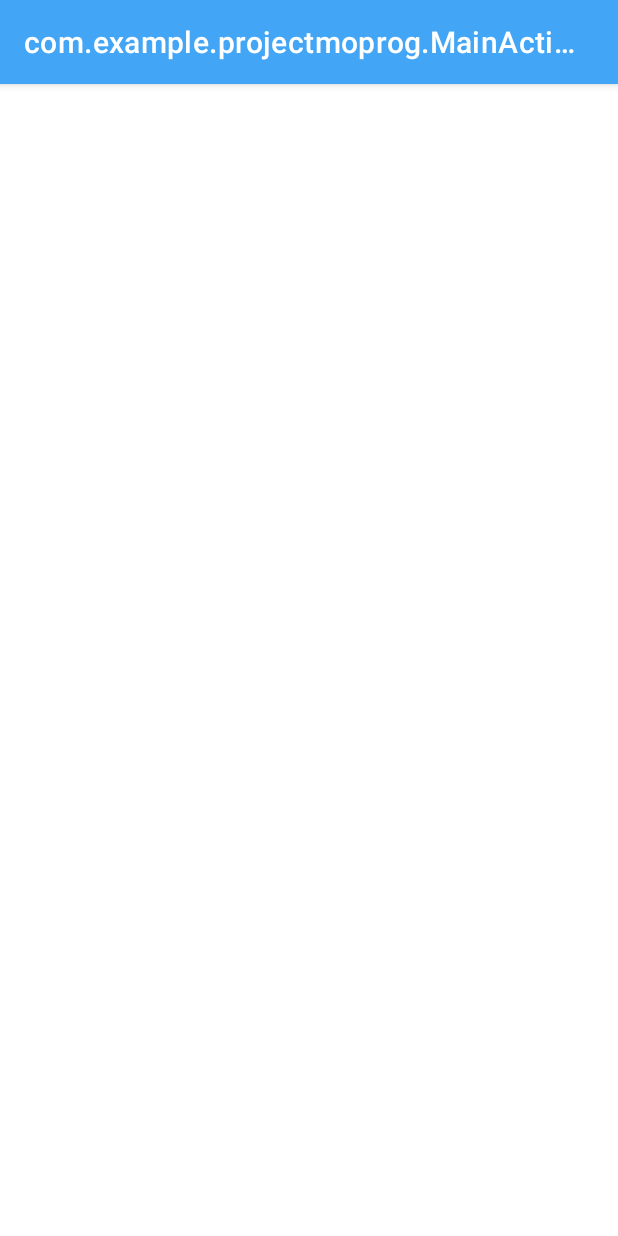
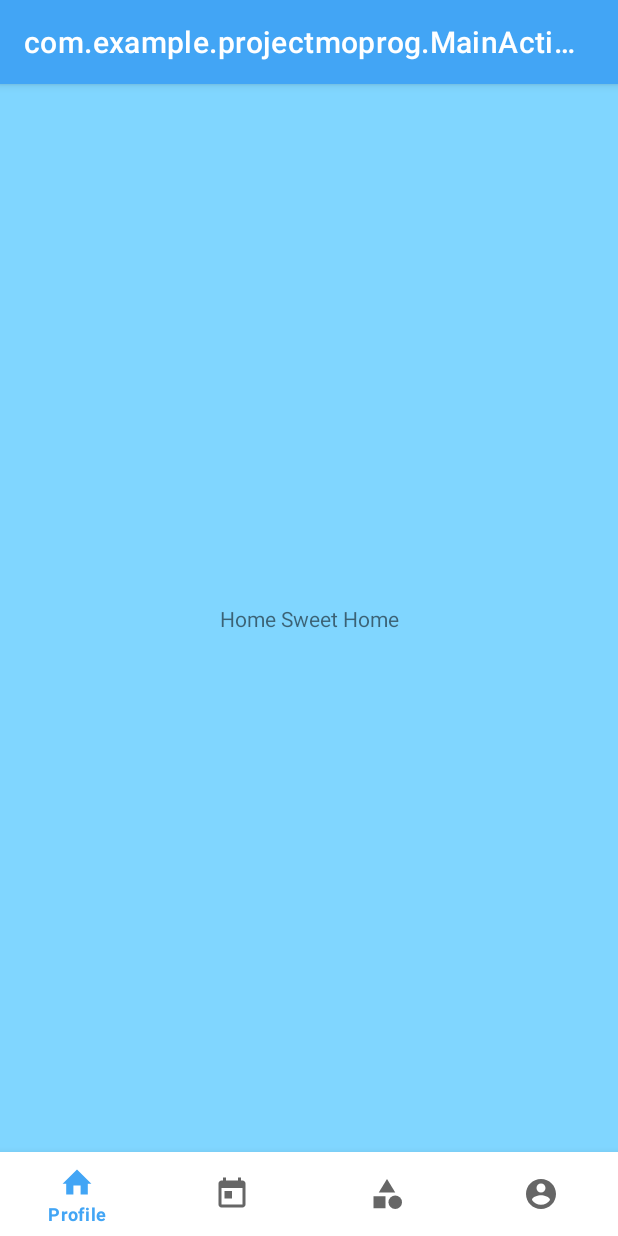
Before and after one commit to JohanesPeterV/team_planner, an Android app: the MainActivity screen opened directly, with no data from a screen before it, on a phone screen of 412 x 824 dp. Run offline under Robolectric (Android 15) with nearby library versions, the phone set to English and light mode, and no system bars.

Commit message:
added main viewpager

```diff
--- /dev/null
+++ b/app/src/main/java/com/example/projectmoprog/HomeFragment.java
@@ -0,0 +1,20 @@
+package com.example.projectmoprog;
+
+import android.os.Bundle;
+import android.view.LayoutInflater;
+import android.view.View;
+import android.view.ViewGroup;
+
+import androidx.annotation.NonNull;
+import androidx.annotation.Nullable;
+import androidx.fragment.app.Fragment;
+
+public class HomeFragment extends Fragment {
+    @Nullable
+    @Override
+    public View onCreateView(@NonNull LayoutInflater inflater, @Nullable ViewGroup container, @Nullable Bundle savedInstanceState) {
+        View rootView = inflater.inflate(R.layout.fragment_home,container,false);
+
+        return rootView;
+    }
+}
--- a/app/src/main/java/com/example/projectmoprog/MainActivity.java
+++ b/app/src/main/java/com/example/projectmoprog/MainActivity.java
@@ -1,18 +1,107 @@
 package com.example.projectmoprog;
 
+import androidx.annotation.NonNull;
 import androidx.appcompat.app.AppCompatActivity;
+import androidx.fragment.app.Fragment;
+import androidx.fragment.app.FragmentActivity;
+import androidx.viewpager.widget.PagerAdapter;
+import androidx.viewpager2.adapter.FragmentStateAdapter;
+import androidx.viewpager2.widget.ViewPager2;
 
 import android.os.Bundle;
+import android.view.View;
+
+import com.google.android.material.bottomnavigation.BottomNavigationView;
+
+import java.util.ArrayList;
 
 public class MainActivity extends AppCompatActivity {
 
     public static final String EXTRA_USERNAME = "extra_username";
     public static final String EXTRA_PASSWORD = "extra_password";
+    private BottomNavigationView bottomNavigationView;
+    private ViewPager2 viewPager;
+    private ArrayList<Integer> menuIdList = new ArrayList<Integer>() {
+        {
+            add(R.id.home_menu_item);
+            add(R.id.team_menu_item);
+            add(R.id.date_menu_item);
+            add(R.id.profile_menu_item);
+        }
+    };
 
     @Override
     protected void onCreate(Bundle savedInstanceState) {
         super.onCreate(savedInstanceState);
 
         setContentView(R.layout.activity_main);
+        setMenuListener();
+        setViewPager();
+    }
+
+    private void setMenuListener() {
+        bottomNavigationView = findViewById(R.id.navigation);
+        bottomNavigationView.setOnItemSelectedListener(item -> {
+            switch (item.getItemId()) {
+                case R.id.home_menu_item:
+                    viewPager.setCurrentItem(0);
+                    return true;
+                case R.id.team_menu_item:
+                    viewPager.setCurrentItem(1);
+                    return true;
+                case R.id.date_menu_item:
+                    viewPager.setCurrentItem(2);
+                    return true;
+                case R.id.profile_menu_item:
+                    viewPager.setCurrentItem(3);
+                    return true;
+
+
+            }
+            return false;
+        });
+    }
+
+    private void setViewPager() {
+        FragmentStateAdapter fragmentStateAdapter = new MainViewSlidePagerAdapter(this);
+        viewPager = findViewById(R.id.mainViewPager);
+        viewPager.setAdapter(fragmentStateAdapter);
+        ViewPager2.OnPageChangeCallback pageChangeCallback = new ViewPager2.OnPageChangeCallback() {
+            @Override
+            public void onPageSelected(int position) {
+                bottomNavigationView.setSelectedItemId(menuIdList.get(position));
+            }
+        };
+        viewPager.registerOnPageChangeCallback(pageChangeCallback);
+
+    }
+
+
+    private static class MainViewSlidePagerAdapter extends FragmentStateAdapter {
+        public MainViewSlidePagerAdapter(@NonNull FragmentActivity fragmentActivity) {
+            super(fragmentActivity);
+        }
+
+        @NonNull
+        @Override
+        public Fragment createFragment(int position) {
+            Fragment currentFragment = new HomeFragment();
+            switch (position) {
+                case 1:
+                    new HomeFragment();
+                case 2:
+                    new HomeFragment();
+                case 3:
+                    new HomeFragment();
+                case 4:
+                    new HomeFragment();
+            }
+            return currentFragment;
+        }
+
+        @Override
+        public int getItemCount() {
+            return 4;
+        }
     }
 }
--- /dev/null
+++ b/app/src/main/res/drawable-v24/baseline_account_circle_24.xml
@@ -0,0 +1,10 @@
+<vector xmlns:android="http://schemas.android.com/apk/res/android"
+    android:width="24dp"
+    android:height="24dp"
+    android:viewportWidth="24"
+    android:viewportHeight="24"
+    android:tint="?attr/colorControlNormal">
+  <path
+      android:fillColor="@android:color/white"
+      android:pathData="M12,2C6.48,2 2,6.48 2,12s4.48,10 10,10 10,-4.48 10,-10S17.52,2 12,2zM12,5c1.66,0 3,1.34 3,3s-1.34,3 -3,3 -3,-1.34 -3,-3 1.34,-3 3,-3zM12,19.2c-2.5,0 -4.71,-1.28 -6,-3.22 0.03,-1.99 4,-3.08 6,-3.08 1.99,0 5.97,1.09 6,3.08 -1.29,1.94 -3.5,3.22 -6,3.22z"/>
+</vector>
--- /dev/null
+++ b/app/src/main/res/drawable-v24/baseline_category_24.xml
@@ -0,0 +1,16 @@
+<vector xmlns:android="http://schemas.android.com/apk/res/android"
+    android:width="24dp"
+    android:height="24dp"
+    android:viewportWidth="24"
+    android:viewportHeight="24"
+    android:tint="?attr/colorControlNormal">
+  <path
+      android:fillColor="@android:color/white"
+      android:pathData="M12,2l-5.5,9h11z"/>
+  <path
+      android:fillColor="@android:color/white"
+      android:pathData="M17.5,17.5m-4.5,0a4.5,4.5 0,1 1,9 0a4.5,4.5 0,1 1,-9 0"/>
+  <path
+      android:fillColor="@android:color/white"
+      android:pathData="M3,13.5h8v8H3z"/>
+</vector>
--- /dev/null
+++ b/app/src/main/res/drawable-v24/baseline_home_20.xml
@@ -0,0 +1,10 @@
+<vector xmlns:android="http://schemas.android.com/apk/res/android"
+    android:width="20dp"
+    android:height="20dp"
+    android:viewportWidth="20"
+    android:viewportHeight="20"
+    android:tint="?attr/colorControlNormal">
+  <path
+      android:fillColor="@android:color/white"
+      android:pathData="M8,17v-5h4v5h4v-6h2l-8,-8 -8,8h2v6h4z"/>
+</vector>
--- /dev/null
+++ b/app/src/main/res/drawable-v24/baseline_today_24.xml
@@ -0,0 +1,10 @@
+<vector xmlns:android="http://schemas.android.com/apk/res/android"
+    android:width="24dp"
+    android:height="24dp"
+    android:viewportWidth="24"
+    android:viewportHeight="24"
+    android:tint="?attr/colorControlNormal">
+  <path
+      android:fillColor="@android:color/white"
+      android:pathData="M19,3h-1L18,1h-2v2L8,3L8,1L6,1v2L5,3c-1.11,0 -1.99,0.9 -1.99,2L3,19c0,1.1 0.89,2 2,2h14c1.1,0 2,-0.9 2,-2L21,5c0,-1.1 -0.9,-2 -2,-2zM19,19L5,19L5,8h14v11zM7,10h5v5L7,15z"/>
+</vector>
--- a/app/src/main/res/layout/activity_main.xml
+++ b/app/src/main/res/layout/activity_main.xml
@@ -4,6 +4,27 @@
     xmlns:tools="http://schemas.android.com/tools"
     android:layout_width="match_parent"
     android:layout_height="match_parent"
+    android:background="@color/primary_light"
     tools:context=".MainActivity">
 
+    <androidx.viewpager2.widget.ViewPager2
+        android:id="@+id/mainViewPager"
+        android:layout_width="0dp"
+        android:layout_height="0dp"
+        app:layout_constraintBottom_toTopOf="@+id/navigation"
+        app:layout_constraintEnd_toEndOf="parent"
+        app:layout_constraintHorizontal_bias="0.0"
+        app:layout_constraintStart_toStartOf="parent"
+        app:layout_constraintTop_toTopOf="parent" />
+
+    <com.google.android.material.bottomnavigation.BottomNavigationView
+        android:id="@+id/navigation"
+        android:layout_width="match_parent"
+        android:layout_height="56dp"
+        android:layout_gravity="start"
+        app:layout_constraintBottom_toBottomOf="parent"
+        app:layout_constraintEnd_toEndOf="parent"
+        app:layout_constraintStart_toStartOf="parent"
+        app:menu="@menu/menu_items" />
+
 </androidx.constraintlayout.widget.ConstraintLayout>
--- /dev/null
+++ b/app/src/main/res/layout/fragment_home.xml
@@ -0,0 +1,17 @@
+<?xml version="1.0" encoding="utf-8"?>
+<androidx.constraintlayout.widget.ConstraintLayout xmlns:android="http://schemas.android.com/apk/res/android"
+    xmlns:app="http://schemas.android.com/apk/res-auto"
+    xmlns:tools="http://schemas.android.com/tools"
+    android:layout_width="match_parent"
+    android:layout_height="match_parent">
+
+    <TextView
+        android:id="@+id/textView"
+        android:layout_width="wrap_content"
+        android:layout_height="wrap_content"
+        android:text="Home Sweet Home"
+        app:layout_constraintBottom_toBottomOf="parent"
+        app:layout_constraintEnd_toEndOf="parent"
+        app:layout_constraintStart_toStartOf="parent"
+        app:layout_constraintTop_toTopOf="parent" />
+</androidx.constraintlayout.widget.ConstraintLayout>
--- /dev/null
+++ b/app/src/main/res/menu/menu_items.xml
@@ -0,0 +1,27 @@
+<?xml version="1.0" encoding="utf-8"?>
+<menu
+    xmlns:android="http://schemas.android.com/apk/res/android"
+    xmlns:app="http://schemas.android.com/apk/res-auto"
+    >
+    <item
+        android:id="@+id/home_menu_item"
+        android:icon="@drawable/baseline_home_20"
+        android:title="@string/pager_menu_profile"
+        app:showAsAction="always"/>
+    <item
+        android:id="@+id/team_menu_item"
+        android:icon="@drawable/baseline_today_24"
+        android:title="@string/pager_menu_teams"
+        app:showAsAction="always"/>
+    <item
+        android:id="@+id/date_menu_item"
+        android:icon="@drawable/baseline_category_24"
+        android:title="@string/pager_menu_schedule"
+        app:showAsAction="always"/>
+    <item
+        android:id="@+id/profile_menu_item"
+        android:icon="@drawable/baseline_account_circle_24"
+        android:title="@string/pager_menu_profile"
+        app:showAsAction="always"/>
+
+</menu>
--- a/app/src/main/res/values/strings.xml
+++ b/app/src/main/res/values/strings.xml
@@ -20,4 +20,8 @@
     <string name="login_failed">"Login failed"</string>
     <string name="login_name_hint">Input Your Name Here</string>
     <string name="login_password_hint">Input Your Password</string>
+    <string name="pager_menu_home">Home</string>
+    <string name="pager_menu_teams">Teams</string>
+    <string name="pager_menu_schedule">Schedule</string>
+    <string name="pager_menu_profile">Profile</string>
 </resources>
```
Also changed, not shown: app/src/main/java/com/example/projectmoprog/LoginActivity.java (+3 -4 lines), app/src/main/java/com/example/projectmoprog/models/Team.java (added, +53 -0 lines), app/src/main/java/com/example/projectmoprog/models/ToDo.java (added, +71 -0 lines), app/src/main/java/com/example/projectmoprog/models/User.java (added, +58 -0 lines).
